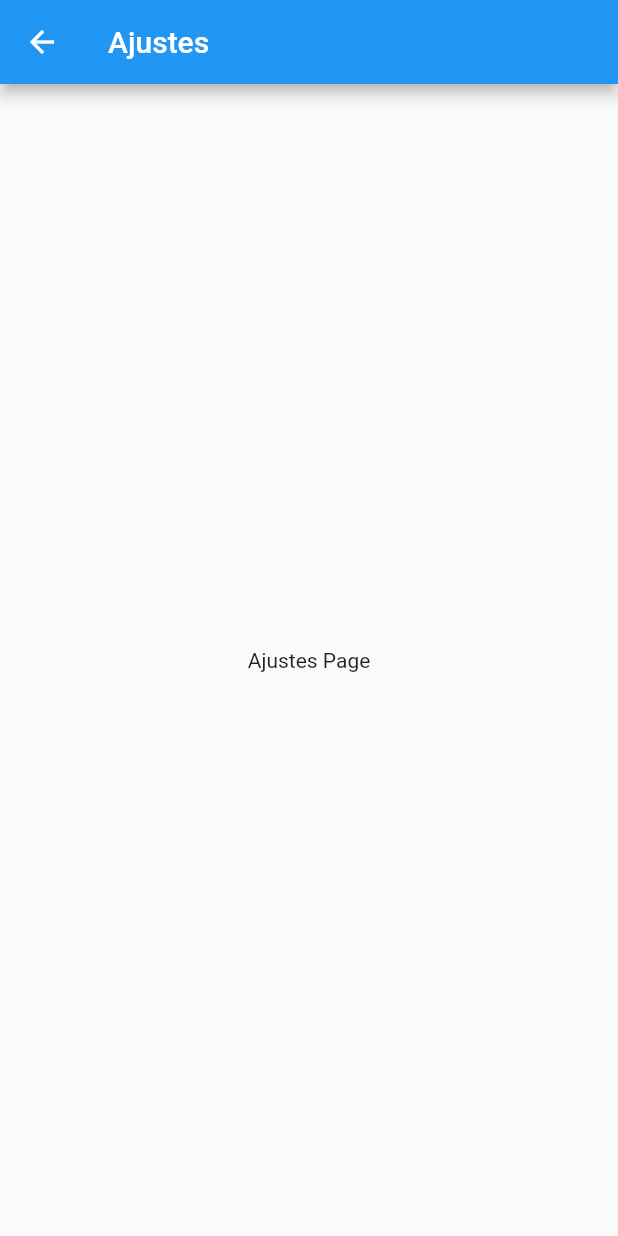
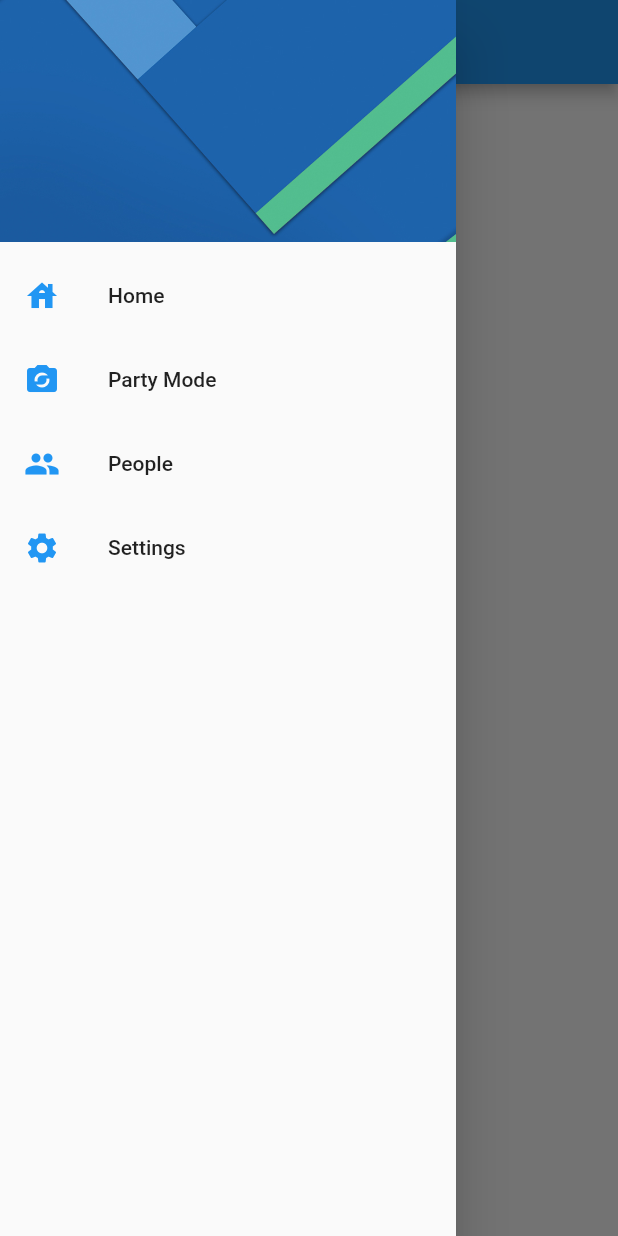
Before and after one commit to Fadria/flutter-preferencias-usuario, a Flutter app: the SettingsPage screen opened by its route, with the side drawer open (before the commit the screen has no drawer), on a phone screen of 412 x 824 dp. Run offline on Flutter 3.47's test engine with Material 2 defaults, Android fonts, the phone set to English and light mode, and no system bars.

Commit message:
Crear un widget independiente para el drawer

```diff
--- a/lib/src/pages/settings_page.dart
+++ b/lib/src/pages/settings_page.dart
@@ -1,4 +1,5 @@
 import 'package:flutter/material.dart';
+import 'package:preferencias_usuario/src/widgets/menu_widget.dart';
 
 class SettingsPage extends StatelessWidget {
 
@@ -12,6 +13,7 @@ class SettingsPage extends StatelessWidget {
       (
         title: Text("Ajustes"),
       ),
+      drawer: MenuWidget(),
       body: Center
       (
         child: Text("Ajustes Page"),
--- /dev/null
+++ b/lib/src/widgets/menu_widget.dart
@@ -0,0 +1,66 @@
+import 'package:flutter/material.dart';
+import 'package:preferencias_usuario/src/pages/home_page.dart';
+import 'package:preferencias_usuario/src/pages/settings_page.dart';
+
+class MenuWidget extends StatelessWidget
+{
+  @override
+  Widget build(BuildContext context) {
+    return Drawer
+  (
+    child: ListView
+    (
+      padding: EdgeInsets.zero,
+      children: <Widget>
+      [
+        DrawerHeader
+        (
+          child: Container
+          (
+
+          ),
+          decoration: BoxDecoration
+          (
+            image: DecorationImage
+            (
+              image: AssetImage('assets/menu-img.jpg'), fit: BoxFit.cover
+            )
+          ),
+        ),
+
+        ListTile
+        (
+          leading: Icon(Icons.house, color: Colors.blue,),
+          title: Text("Home"),
+          onTap: () => Navigator.pushReplacementNamed(context, HomePage.routeName),
+        ),
+
+        ListTile
+        (
+          leading: Icon(Icons.party_mode, color: Colors.blue,),
+          title: Text("Party Mode"),
+          onTap: (){},
+        ),
+
+        ListTile
+        (
+          leading: Icon(Icons.people, color: Colors.blue,),
+          title: Text("People"),
+          onTap: (){},
+        ),
+
+        ListTile
+        (
+          leading: Icon(Icons.settings, color: Colors.blue,),
+          title: Text("Settings"),
+          onTap: ()
+          {
+            Navigator.pop(context);
+            Navigator.pushReplacementNamed(context, SettingsPage.routeName);
+          },
+        ),
+      ],
+    ),
+  );
+  }
+}
```
Also changed, not shown: lib/src/pages/home_page.dart (+2 -62 lines).
